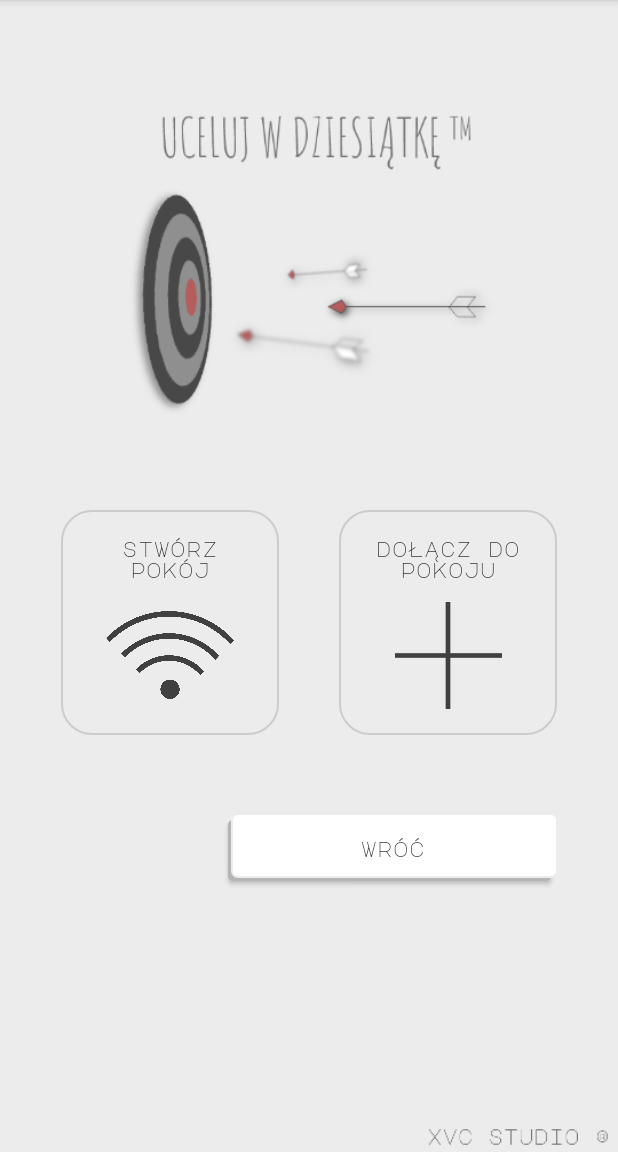
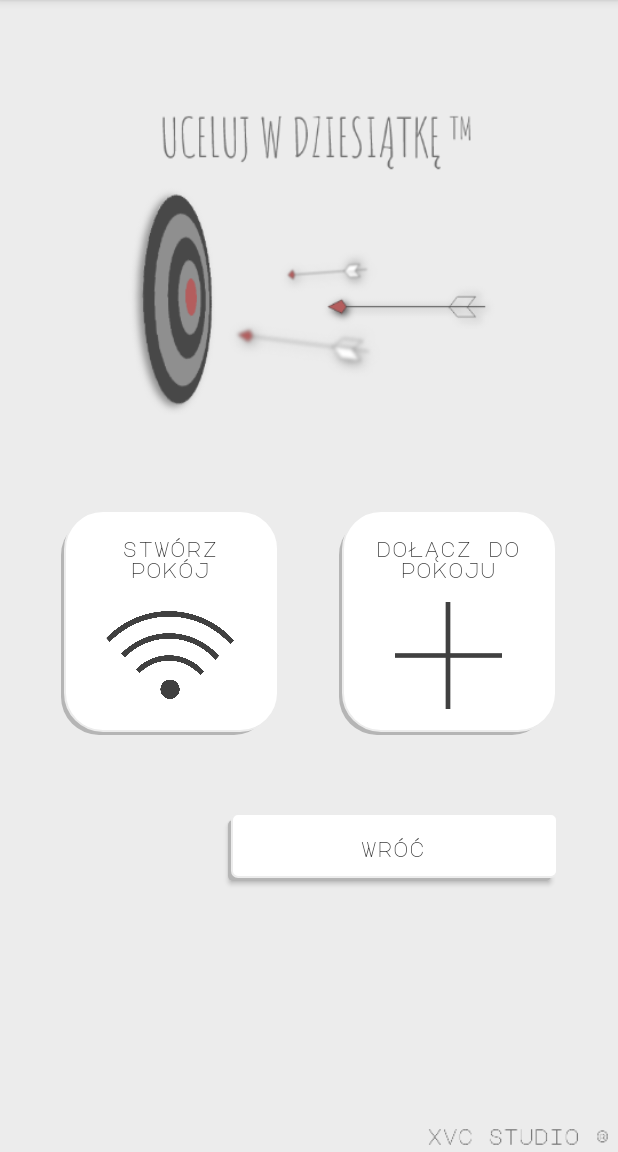
Before and after one commit to creativecbr/UWD_android_studio, an Android app: the screen it shows after launch (MainActivity), after a tap on "Graj ze znajomymi", on a phone screen of 412 x 824 dp, the part 84-1236 px from its top. Run offline under Robolectric (Android 15) with nearby library versions, the phone set to English and light mode, and no system bars.

Commit message:
game choosing menu modify

```diff
--- /dev/null
+++ b/app/src/main/res/drawable/shadow_more_rounded.xml
@@ -0,0 +1,23 @@
+<selector xmlns:android="http://schemas.android.com/apk/res/android">
+    <item>
+        <layer-list>
+            <item android:right="5dp" android:top="5dp">
+                <shape>
+                    <corners android:radius="25dp" />
+                    <solid android:color="#B5B5B5" />
+                </shape>
+            </item>
+            <item android:bottom="2dp" android:left="2dp">
+                <shape>
+                    <gradient android:angle="270"
+                        android:endColor="#FFFFFF" android:startColor="#FFFFFF" />
+                    <stroke android:width="1dp" android:color="#ECECEC" />
+                    <corners android:radius="25dp" />
+                    <padding android:bottom="10dp" android:left="10dp"
+                        android:right="10dp" android:top="10dp" />
+                </shape>
+            </item>
+        </layer-list>
+    </item>
+
+</selector>
--- a/app/src/main/res/layout/fragment_game_room_choosing.xml
+++ b/app/src/main/res/layout/fragment_game_room_choosing.xml
@@ -10,7 +10,7 @@
         android:id="@+id/createRoomLayout"
         android:layout_width="145dp"
         android:layout_height="150dp"
-        android:background="@drawable/customborder"
+        android:background="@drawable/shadow_more_rounded"
         android:orientation="vertical"
         android:clickable="true"
         android:focusable="true"
@@ -61,7 +61,7 @@
         android:id="@+id/joinRoomLayout"
         android:layout_width="145dp"
         android:layout_height="150dp"
-        android:background="@drawable/customborder"
+        android:background="@drawable/shadow_more_rounded"
         android:orientation="vertical"
         android:clickable="true"
         android:focusable="true"
```
